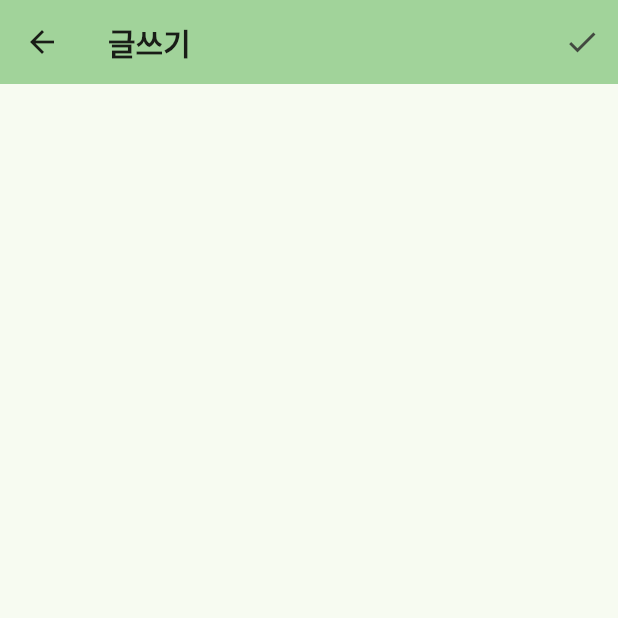
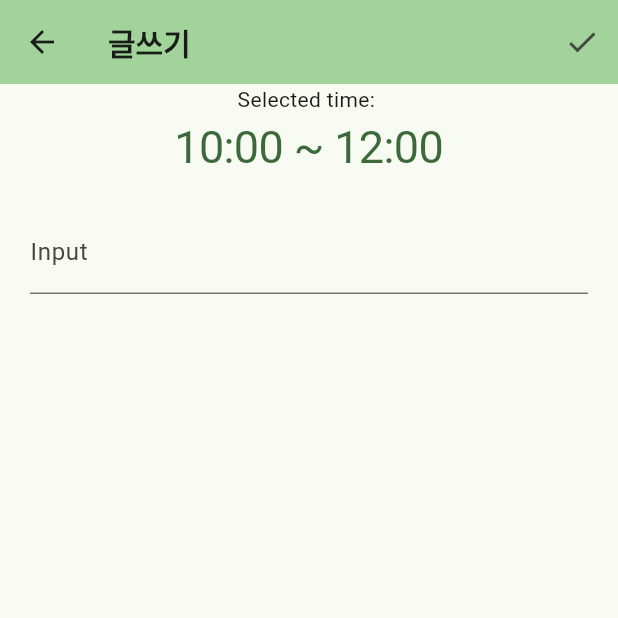
Before and after one commit to mnseok/MemoirFlow, a Flutter app: the Write screen opened directly, on a phone screen of 412 x 824 dp, the top half of it. Run offline on Flutter 3.47's test engine with Material 2 defaults, Android fonts, the phone set to English and light mode, and no system bars.

Commit message:
write time init

```diff
--- a/memorial_flow/lib/main.dart
+++ b/memorial_flow/lib/main.dart
@@ -38,7 +38,7 @@ class MyHomePage extends StatefulWidget {
 class _MyHomePageState extends State<MyHomePage> {
   int _selectedIndex = 0;
   final List<Widget> _widgetOptions = <Widget>[
-    MainScreen(date: '3월 1일'),
+    const MainScreen(date: '3월 1일'),
     const GroupScreen(),
     const ProfileScreen(),
   ];
--- a/memorial_flow/lib/screens/write.screen.dart
+++ b/memorial_flow/lib/screens/write.screen.dart
@@ -1,19 +1,103 @@
 import 'package:flutter/material.dart';
+import 'package:flutter/cupertino.dart';
+
+const double _kItemExtent = 32.0;
+const List<String> _timeperiod = <String>[
+  '00:00 ~ 02:00',
+  '02:00 ~ 04:00',
+  '04:00 ~ 06:00',
+  '06:00 ~ 08:00',
+  '08:00 ~ 10:00',
+  '10:00 ~ 12:00',
+  '12:00 ~ 14:00',
+  '14:00 ~ 16:00',
+  '16:00 ~ 18:00',
+  '18:00 ~ 20:00',
+  '20:00 ~ 22:00',
+  '22:00 ~ 24:00',
+];
+
+const List<int> _selectedIndexList = <int>[
+  0,
+  0,
+  1,
+  1,
+  2,
+  2,
+  3,
+  3,
+  4,
+  4,
+  5,
+  5,
+  6,
+  6,
+  7,
+  7,
+  8,
+  8,
+  9,
+  9,
+  10,
+  10,
+  11,
+  11,
+];
 
 class Write extends StatefulWidget {
   const Write({super.key, required this.data});
-
   final String data;
-
   @override
   State<Write> createState() => _WriteState();
 }
 
 class _WriteState extends State<Write> {
-  BuildContext? _context;
+  final currentTime = DateTime.now().hour;
+  late int _selectedFruit = _selectedIndexList[currentTime];
 
-  String content = '';
-  String time = '';
+  // class를 생성할때 순차적으로 코드가 읽히는게 아니라 다 각자 실행되기 때문에 currentTime이 initialize
+  // 된 상태가 아니다. late로 순서대로 변수가 초기화 될 수 있도록 했다.
+
+  void _showDialog() {
+    // 시간 보여주는 표 함수
+
+    showCupertinoModalPopup<void>(
+        context: context,
+        builder: (BuildContext context) => Container(
+              height: 216,
+              padding: const EdgeInsets.only(top: 6.0),
+              // The Bottom margin is provided to align the popup above the system navigation bar.
+              margin: EdgeInsets.only(
+                bottom: MediaQuery.of(context).viewInsets.bottom,
+              ),
+              // Provide a background color for the popup.
+              color: CupertinoColors.systemBackground.resolveFrom(context),
+              // Use a SafeArea widget to avoid system overlaps.
+              child: SafeArea(
+                top: false,
+                child: CupertinoPicker(
+                  magnification: 1.22,
+                  squeeze: 1.2,
+                  useMagnifier: true,
+                  itemExtent: _kItemExtent,
+                  // This sets the initial item.
+                  scrollController: FixedExtentScrollController(
+                    initialItem: _selectedFruit,
+                  ),
+                  // This is called when selected item is changed.
+                  onSelectedItemChanged: (int selectedItem) {
+                    setState(() {
+                      _selectedFruit = selectedItem;
+                    });
+                  },
+                  children:
+                      List<Widget>.generate(_timeperiod.length, (int index) {
+                    return Center(child: Text(_timeperiod[index]));
+                  }),
+                ),
+              ),
+            ));
+  }
 
   @override
   Widget build(BuildContext context) {
@@ -21,9 +105,9 @@ class _WriteState extends State<Write> {
       resizeToAvoidBottomInset: false,
       appBar: AppBar(
           backgroundColor: Theme.of(context).colorScheme.inversePrimary,
-            title: Text(
+          title: const Text(
             '글쓰기',
-              style: const TextStyle(
+            style: TextStyle(
                 fontFamily: 'OoohBaby',
                 fontSize: 20,
                 fontWeight: FontWeight.w700),
@@ -42,9 +126,34 @@ class _WriteState extends State<Write> {
               },
             ),
           ]),
-        body: Padding(
-          padding: EdgeInsets.all(20),
-          // child: loadBuilder(),
-        ));
+      body: Center(
+        child: Column(
+          mainAxisAlignment: MainAxisAlignment.start,
+          children: <Widget>[
+            const Text('Selected time: '),
+            CupertinoButton(
+              padding: EdgeInsets.zero,
+              // Display a CupertinoPicker with list of time.
+              onPressed: () => _showDialog(),
+              // This displays the selected time interval.
+              child: Text(
+                _timeperiod[_selectedFruit],
+                style: const TextStyle(
+                  fontSize: 30.0,
+                ),
+              ),
+            ),
+            const Padding(
+              padding: EdgeInsets.all(20.0),
+              child: TextField(
+                decoration: InputDecoration(
+                  labelText: 'Input',
+                ),
+              ),
+            ),
+          ],
+        ),
+      ),
+    );
   }
 }
--- a/memorial_flow/pubspec.yaml
+++ b/memorial_flow/pubspec.yaml
@@ -30,7 +30,6 @@ environment:
 dependencies:
   flutter:
     sdk: flutter
-
   # The following adds the Cupertino Icons font to your application.
   # Use with the CupertinoIcons class for iOS style icons.
   cupertino_icons: ^1.0.2
```
Also changed, not shown: memorial_flow/lib/widgets/calendar.widget.dart (deleted, +0 -46 lines), 1 other file. Lines whose indentation alone changed are shown as unchanged.
